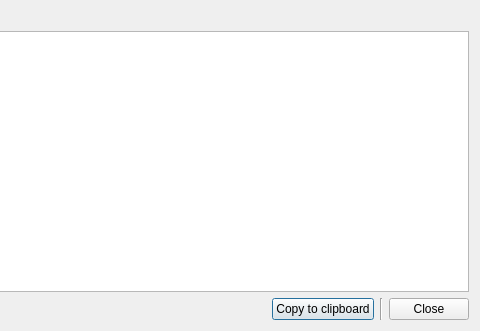
Qt form src/ui/DiagnosticsDialog.ui (eurolinux-enterprise-linux-sources/scap-workbench) before a commit; both pictures show x 416 to 896 and y 0 to 331 of the 896 by 331 pixel window.
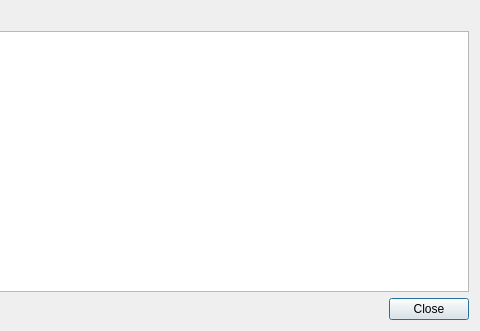
The same form after that commit.

Patch:
```diff
--- a/src/ui/DiagnosticsDialog.ui
+++ b/src/ui/DiagnosticsDialog.ui
@@ -68,20 +68,6 @@
         </property>
        </spacer>
       </item>
-      <item>
-       <widget class="QPushButton" name="clipboardButton">
-        <property name="text">
-         <string>Copy to clipboard</string>
-        </property>
-       </widget>
-      </item>
-      <item>
-       <widget class="Line" name="line">
-        <property name="orientation">
-         <enum>Qt::Vertical</enum>
-        </property>
-       </widget>
-      </item>
       <item>
        <widget class="QPushButton" name="closeButton">
         <property name="text">
```
Left out of the diff: 4 changed lines with no effect on the pictures.
